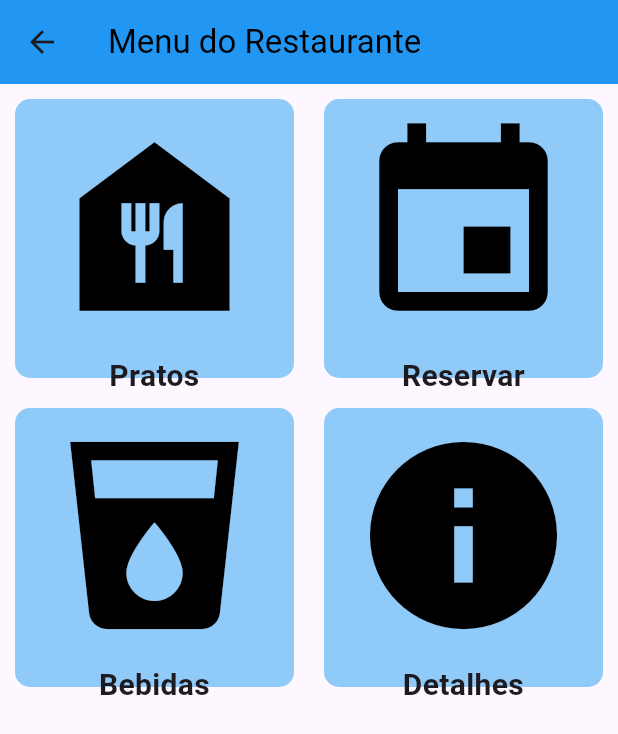
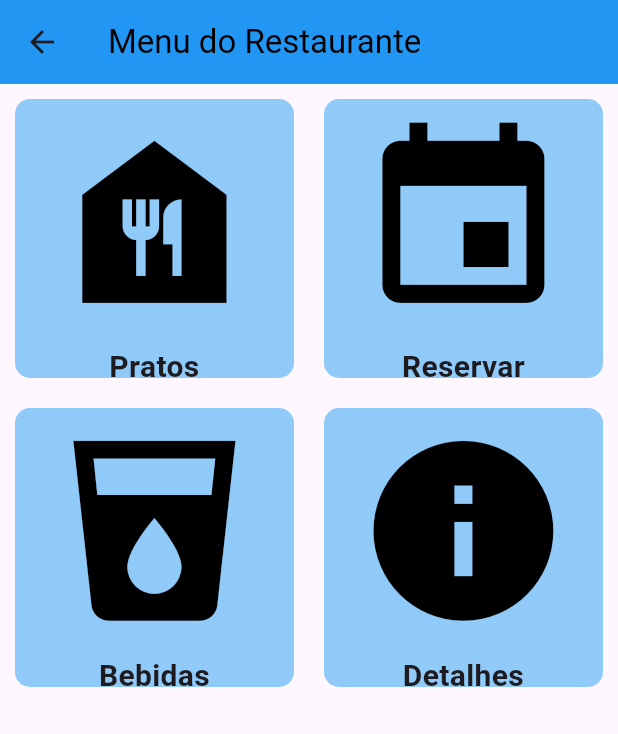
Before and after one commit to Z3uziks/AppTizer, a Flutter app: the RestaurantMenu screen opened directly, on a phone screen of 412 x 824 dp. Shown: the top 734 px of the screen. Run offline on Flutter 3.47's test engine with Material 3 defaults, Android fonts, the phone set to English and light mode, and no system bars; our stand-ins replace chat_bubbles, cloud_firestore, firebase_auth, firebase_core, firebase_storage, flutter_local_notifications and 9 more; accounts and stored records are empty.

Commit message:
fixed icon scaling

```diff
--- a/lib/home_screens/menus/reserve_page.dart
+++ b/lib/home_screens/menus/reserve_page.dart
@@ -42,7 +42,7 @@ class ReservePage extends StatelessWidget {
             const SizedBox(height: 10),
             TextButton(
               onPressed: () {
-                // Implement Cancelar button functionality
+                Navigator.pop(context);
               },
               child: const Text('Cancelar'),
             ),
--- a/lib/home_screens/restaurant_menu.dart
+++ b/lib/home_screens/restaurant_menu.dart
@@ -43,6 +43,8 @@ class RestaurantMenu extends StatelessWidget {
   }
 
   Widget buildMenuItem(BuildContext context, String title, IconData icon) {
+     double iconSize = MediaQuery.of(context).size.width * 0.35; // Adjust the multiplier as needed
+
     return GestureDetector(
       onTap: () {
         // Navigate to a new page here
@@ -63,7 +65,7 @@ class RestaurantMenu extends StatelessWidget {
           children: [
             Icon(
               icon,
-              size: 150,
+              size: iconSize,
               color: Colors.black,
             ),
             const SizedBox(height: 10),
```
